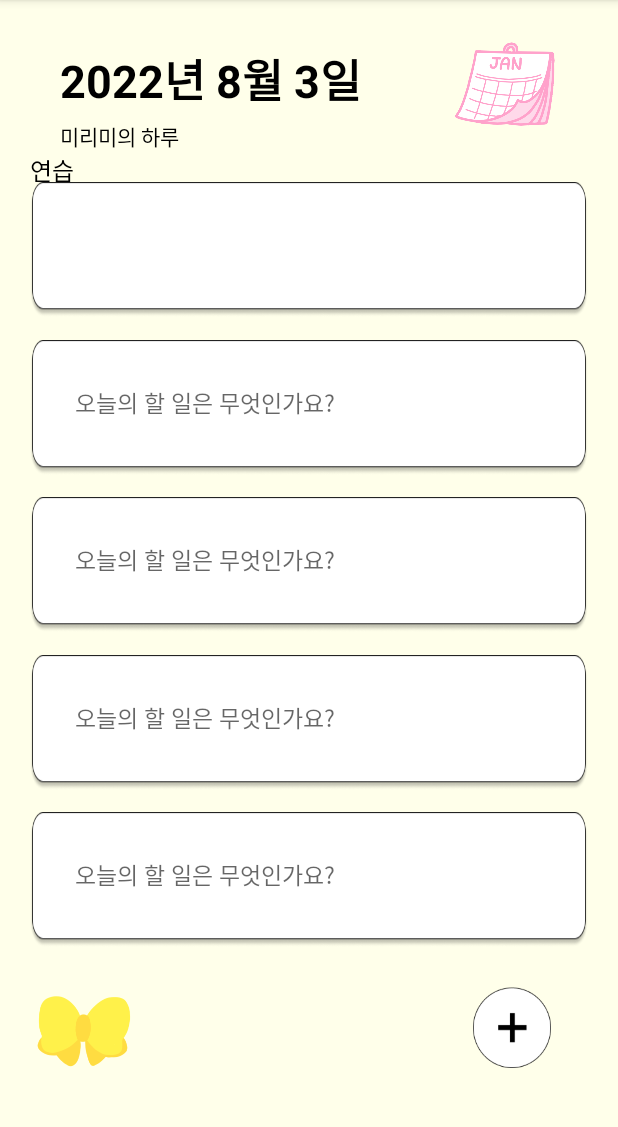
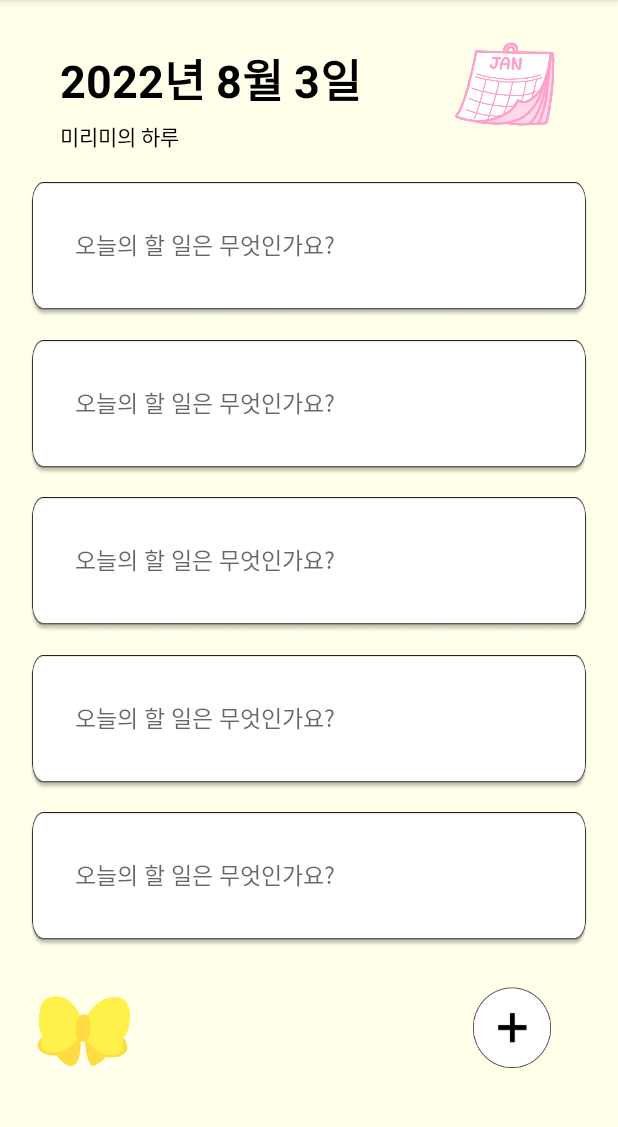
Before and after one commit to seungchae1/DoitMirimis, an Android app: the screen it shows after launch (MainActivity), on a phone screen of 412 x 824 dp, the part 84-1211 px from its top. Run offline under Robolectric (Android 15) with nearby library versions, the phone set to English and light mode, and no system bars.

Commit message:
완성한거 다 없앰..(다이얼로그)

```diff
--- a/app/src/main/java/kr/hs/emirim/s2125/doitmirimis/MainActivity.java
+++ b/app/src/main/java/kr/hs/emirim/s2125/doitmirimis/MainActivity.java
@@ -12,7 +12,6 @@ import android.widget.Button;
 import android.widget.ImageButton;
 
 public class MainActivity extends AppCompatActivity {
-    ImageButton imageButton;
 
     @Override
     protected void onCreate(Bundle savedInstanceState) {
@@ -22,25 +21,6 @@ public class MainActivity extends AppCompatActivity {
         ImageButton btnCalendar = findViewById(R.id.btn_calendar);
         btnCharacter.setOnClickListener(btnListener);
         btnCalendar.setOnClickListener(btnListener);
-        imageButton = (ImageButton) findViewById(R.id.button);
-        imageButton.setOnClickListener(new View.OnClickListener() {
-            @Override
-            public void onClick(View v) {
-                AlertDialog.Builder menu = new AlertDialog.Builder(MainActivity.this);
-                menu.setIcon(R.mipmap.ic_launcher);
-                menu.setTitle("DialogTest"); // 제목
-                menu.setMessage("안녕하세요"); // 문구
-                // 확인 버튼
-                menu.setPositiveButton("확인", new DialogInterface.OnClickListener() {
-                    @Override
-                    public void onClick(DialogInterface dialog, int which) {
-                        // dialog 제거
-                        dialog.dismiss();
-                    }
-                });
-                menu.show();
-            }
-        });
     }
     //
     View.OnClickListener btnListener = new View.OnClickListener() {
--- a/app/src/main/res/layout/activity_main.xml
+++ b/app/src/main/res/layout/activity_main.xml
@@ -45,24 +45,17 @@
         android:layout_marginLeft="20dp"
         android:layout_marginRight="20dp"
         >
-        <TextView
-            android:id="@+id/textview_t"
-            android:layout_width="wrap_content"
-            android:layout_height="wrap_content"
-            android:text="연습"
-            android:textColor="@color/black"
-            android:textSize="16dp"
-            />
-        <ImageButton
-            android:id="@+id/button"
+        <EditText
+            android:id="@+id/box1"
             android:ems="10"
             android:gravity="top"
+            android:hint="오늘의 할 일은 무엇인가요?"
             android:textSize="15sp"
             android:layout_marginTop="20dp"
             android:padding="30dp"
             android:background="@drawable/rectangle1"
             android:layout_width="match_parent"
-            android:layout_height="90dp" />
+            android:layout_height="90dp"/>
         <EditText
             android:id="@+id/box2"
             android:ems="10"
```
